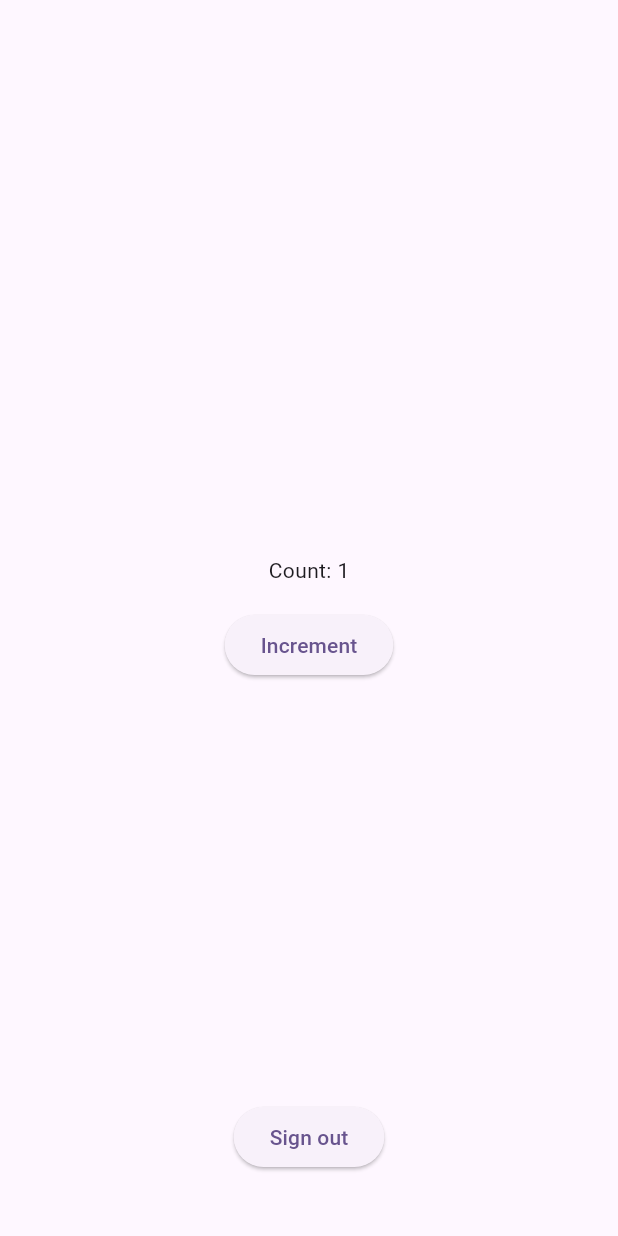
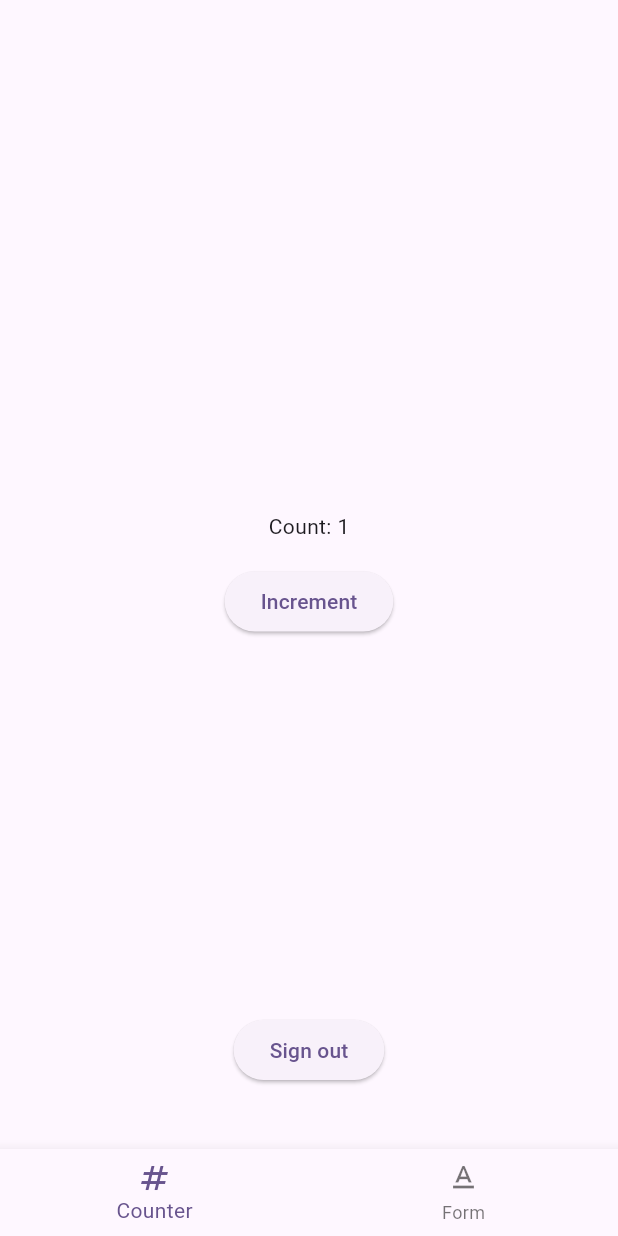
Before and after one commit to maxluchterhand1/fire-bloc, a Flutter app: the screen it shows once a user with an empty profile is signed in, after a tap on "Increment", on a phone screen of 412 x 824 dp. Run offline on Flutter 3.47's test engine with Material 2 defaults, Android fonts, the phone set to English and light mode, and no system bars; our stand-ins replace bloc, cloud_firestore, equatable, firebase_auth, firebase_core, flutter_bloc; missing offline and left inert: firebase_ui_oauth_google; accounts and stored records are empty.

Commit message:
feature: example FireBloc added to proof of concept

```diff
--- a/example/lib/counter/presentation/counter_page.dart
+++ b/example/lib/counter/presentation/counter_page.dart
@@ -1,8 +1,8 @@
 import 'package:evaporated_storage/fire_bloc/domain/fire_bloc.dart';
+import 'package:evaporated_storage_example/counter/state/counter_cubit.dart';
 import 'package:firebase_auth/firebase_auth.dart';
 import 'package:flutter/material.dart';
 import 'package:flutter_bloc/flutter_bloc.dart';
-import 'package:evaporated_storage_example/counter/state/counter_cubit.dart';
 
 class CounterPage extends StatefulWidget {
   const CounterPage({super.key});
@@ -44,7 +44,7 @@ class _CounterPageState extends State<CounterPage> {
                         ElevatedButton(
                           onPressed: () =>
                               context.read<CounterCubit>().increment(),
-                          child: Text('Increment'),
+                          child: const Text('Increment'),
                         ),
                       ],
                     ),
--- a/example/lib/counter/state/counter_cubit.dart
+++ b/example/lib/counter/state/counter_cubit.dart
@@ -6,7 +6,7 @@ class CounterCubit extends FireCubit<int> {
   void increment() {
     switch (state) {
       case FireStateLoaded(value: final value):
-        emit(FireStateLoaded(value + 1));
+        fire(value + 1);
       case FireStateLoading():
     }
   }
--- /dev/null
+++ b/example/lib/navigation/presentation/home_page.dart
@@ -0,0 +1,38 @@
+import 'package:evaporated_storage_example/counter/presentation/counter_page.dart';
+import 'package:evaporated_storage_example/form/presentation/form_page.dart';
+import 'package:flutter/material.dart';
+
+class HomePage extends StatefulWidget {
+  const HomePage({super.key});
+
+  @override
+  State<HomePage> createState() => _HomePageState();
+}
+
+class _HomePageState extends State<HomePage> {
+  var _index = 0;
+
+  @override
+  Widget build(BuildContext context) {
+    return Scaffold(
+      body: switch (_index) {
+        0 => const CounterPage(),
+        _ => const FormPage(),
+      },
+      bottomNavigationBar: BottomNavigationBar(
+        onTap: (index) => setState(() => _index = index),
+        currentIndex: _index,
+        items: const [
+          BottomNavigationBarItem(
+            icon: Icon(Icons.numbers),
+            label: 'Counter',
+          ),
+          BottomNavigationBarItem(
+            icon: Icon(Icons.text_format),
+            label: 'Form',
+          ),
+        ],
+      ),
+    );
+  }
+}
--- a/example/lib/navigation/presentation/login_navigation.dart
+++ b/example/lib/navigation/presentation/login_navigation.dart
@@ -1,9 +1,9 @@
+import 'package:evaporated_storage_example/login/presentation/login_page.dart';
+import 'package:evaporated_storage_example/navigation/presentation/home_page.dart';
+import 'package:evaporated_storage_example/navigation/state/login_navigation_cubit.dart';
 import 'package:firebase_auth/firebase_auth.dart';
 import 'package:flutter/material.dart';
 import 'package:flutter_bloc/flutter_bloc.dart';
-import 'package:evaporated_storage_example/counter/presentation/counter_page.dart';
-import 'package:evaporated_storage_example/login/presentation/login_page.dart';
-import 'package:evaporated_storage_example/navigation/state/login_navigation_cubit.dart';
 
 class LoginNavigation extends StatelessWidget {
   const LoginNavigation({super.key});
@@ -15,7 +15,7 @@ class LoginNavigation extends StatelessWidget {
       child: BlocBuilder<LoginNavigationCubit, LoginNavigationState>(
         builder: (context, state) => switch (state) {
           LoginNavigationStateLoggedIn() => Navigator(
-              pages: const [MaterialPage(child: CounterPage())],
+              pages: const [MaterialPage(child: HomePage())],
               onPopPage: (_, __) => false,
             ),
           LoginNavigationStateLoggedOut() => Navigator(
--- a/example/pubspec.yaml
+++ b/example/pubspec.yaml
@@ -20,3 +20,4 @@ dependencies:
     path: ..
   very_good_analysis: ^4.0.0+1
   cloud_firestore: ^4.8.1
+  equatable: ^2.0.5
--- a/lib/fire_bloc/domain/fire_bloc.dart
+++ b/lib/fire_bloc/domain/fire_bloc.dart
@@ -16,7 +16,7 @@ class FireStateLoading<T> implements FireState<T> {}
 abstract class FireBloc<Event, State> extends Bloc<Event, FireState<State>>
     with FireMixin<State> {
   FireBloc(super.state) {
-    incinerate();
+    _incinerate();
   }
 
   static EvaporatedStorage? _storage;
@@ -32,8 +32,10 @@ abstract class FireBloc<Event, State> extends Bloc<Event, FireState<State>>
 abstract class FireCubit<State> extends Cubit<FireState<State>>
     with FireMixin<State> {
   FireCubit(super.state) {
-    incinerate();
+    _incinerate();
   }
+
+  void fire(State state) => emit(FireStateLoaded(state));
 }
 
 mixin FireMixin<State> on BlocBase<FireState<State>> {
@@ -43,18 +45,19 @@ mixin FireMixin<State> on BlocBase<FireState<State>> {
 
   Map<String, dynamic>? _stateJson;
 
-  Future<void> incinerate() async {
+  Future<void> _incinerate() async {
     final storage = FireBloc.storage;
-    _stateJson = await storage.read(storageToken);
+    try {
+      _stateJson = await storage.read(storageToken);
+    } catch (error, stackTrace) {
+      onError(error, stackTrace);
+    }
     _incinerated = true;
     emit(state);
-
     try {
       final stateJson = _toJson(state);
       if (stateJson != null) {
-        await storage
-            .write(storageToken, stateJson)
-            .then((_) {}, onError: onError);
+        await storage.write(storageToken, stateJson);
       }
     } catch (error, stackTrace) {
       onError(error, stackTrace);
```
Also changed, not shown: example/lib/form/presentation/form_page.dart (added, +121 -0 lines), example/lib/form/state/form_bloc.dart (added, +34 -0 lines), example/lib/form/state/form_event.dart (added, +21 -0 lines), example/lib/form/state/form_state.dart (added, +63 -0 lines), example/pubspec.lock.
